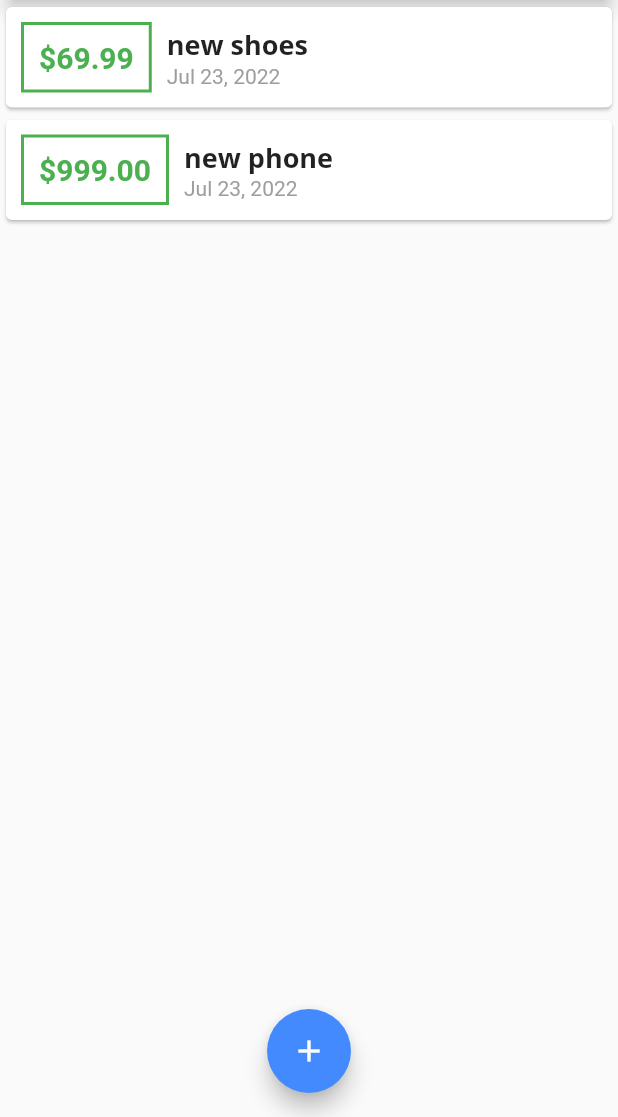
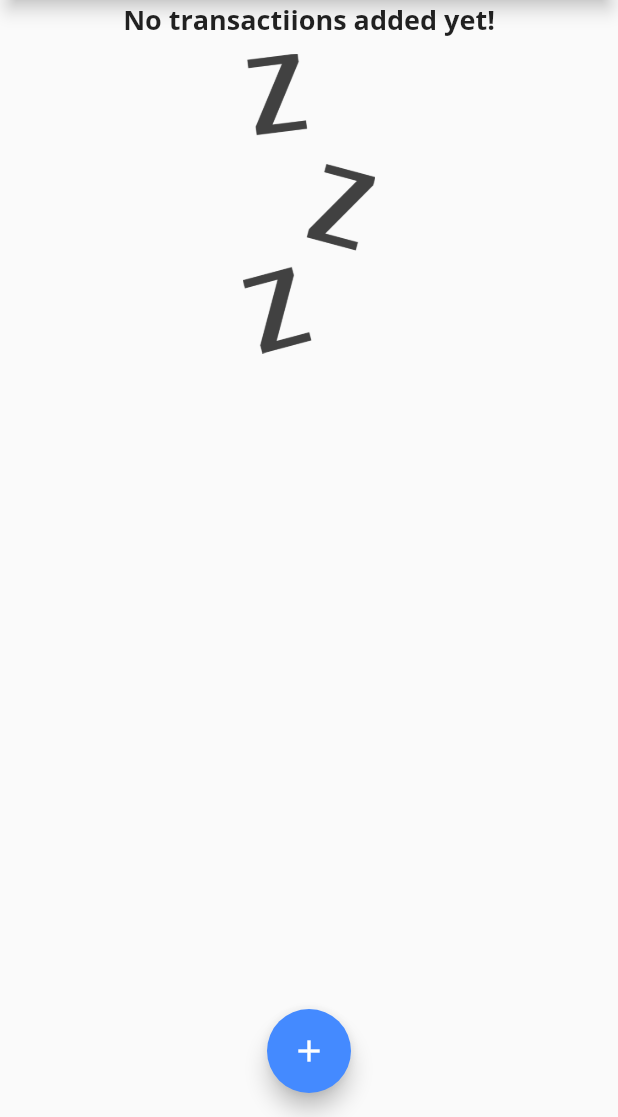
Before and after one commit to pamodaravihansa/Personal_Expenses_App, a Flutter app: the screen it shows after launch, on a phone screen of 412 x 824 dp, the part 119-1236 px from its top. Run offline on Flutter 3.47's test engine with Material 2 defaults, Android fonts, the phone set to English and light mode, and no system bars.

```diff
--- a/lib/main.dart
+++ b/lib/main.dart
@@ -50,18 +50,18 @@ class MyHomePage extends StatefulWidget {
 
 class _MyHomePageState extends State<MyHomePage> {
   final List<Transaction> _userTransactions = [
-    Transaction(
-      id: 't1',
-      title: 'new shoes',
-      amount: 69.99,
-      date: DateTime.now(),
-    ),
-    Transaction(
-      id: 't2',
-      title: 'new phone',
-      amount: 999,
-      date: DateTime.now(),
-    ),
+    // Transaction(
+    //   id: 't1',
+    //   title: 'New Shoes',
+    //   amount: 69.99,
+    //   date: DateTime.now(),
+    // ),
+    // Transaction(
+    //   id: 't2',
+    //   title: 'New Grocerries',
+    //   amount: 999,
+    //   date: DateTime.now(),
+    // ),
   ];
 
   void _addNewTransaction(String txTitle, double txAmount) {
--- a/lib/widgets/transaction_list.dart
+++ b/lib/widgets/transaction_list.dart
@@ -15,13 +15,33 @@ class TransactionList extends StatelessWidget {
   Widget build(BuildContext context) {
     return Container(
       height: 300,
-      child: ListView.builder(
+      child: transactions.isEmpty
+          ? Column(
+              children: [
+                Text(
+                  'No transactiions added yet!',
+                  style: Theme.of(context).textTheme.headline6,
+                ),
+                SizedBox(
+                  height: 10,
+                ),
+                Container(
+                  height: 200,
+                  child: Image.asset(
+                    'assets/images/waiting.png',
+                    fit: BoxFit.cover,
+                  ),
+                ),
+              ],
+            )
+          : ListView.builder(
               itemBuilder: (ctx, index) {
                 return Card(
                   child: Row(
                     children: [
                       Container(
-                  margin: EdgeInsets.symmetric(vertical: 10, horizontal: 10),
+                        margin:
+                            EdgeInsets.symmetric(vertical: 10, horizontal: 10),
                         child: Text(
                           '\$${transactions[index].amount.toStringAsFixed(2)}',
                           style: TextStyle(
--- a/pubspec.yaml
+++ b/pubspec.yaml
@@ -58,9 +58,9 @@ flutter:
   uses-material-design: true
 
   # To add assets to your application, add an assets section, like this:
-  # assets:
-  #   - images/a_dot_burr.jpeg
-  #   - images/a_dot_ham.jpeg
+  assets:
+    - assets/images/waiting.png
+
 
   # An image asset can refer to one or more resolution-specific "variants", see
   # https://flutter.dev/assets-and-images/#resolution-aware.
```
Also changed, not shown: assets/images/waiting.png (added). Lines whose indentation alone changed are shown as unchanged.
